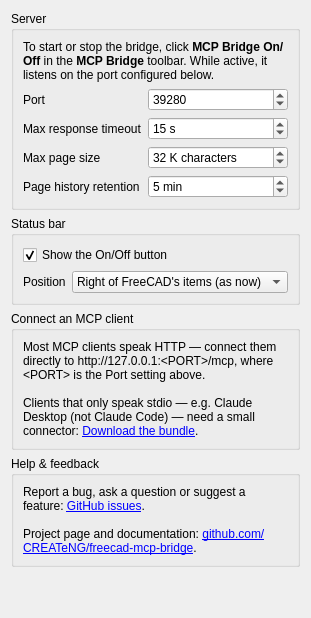
Qt form freecad/mcp_bridge/Resources/Ui/preferences.ui (CREATeNG/freecad-mcp-bridge) before a commit.
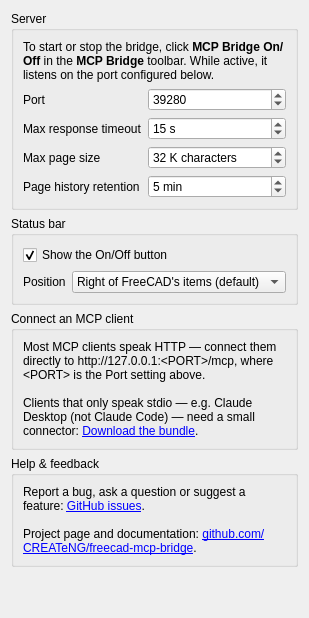
The same form after that commit. Custom widgets are drawn as their Qt base class.

Commit message:
Preferences: align README section and page wording with code
Add the Show the On/Off button and Position status-bar settings to README's Preferences section, update the timeout and retention tooltips on the Preferences page, and replace (as now) with (default) in the status-bar position choice.

Matter: xqawk742

Patch:
```diff
--- a/freecad/mcp_bridge/Resources/Ui/preferences.ui
+++ b/freecad/mcp_bridge/Resources/Ui/preferences.ui
@@ -210,7 +210,7 @@
         </property>
         <item>
          <property name="text">
-          <string>Right of FreeCAD's items (as now)</string>
+          <string>Right of FreeCAD's items (default)</string>
          </property>
         </item>
         <item>
```
Left out of the diff: 4 changed lines with no effect on the pictures. The commit also changes 2 other files.
